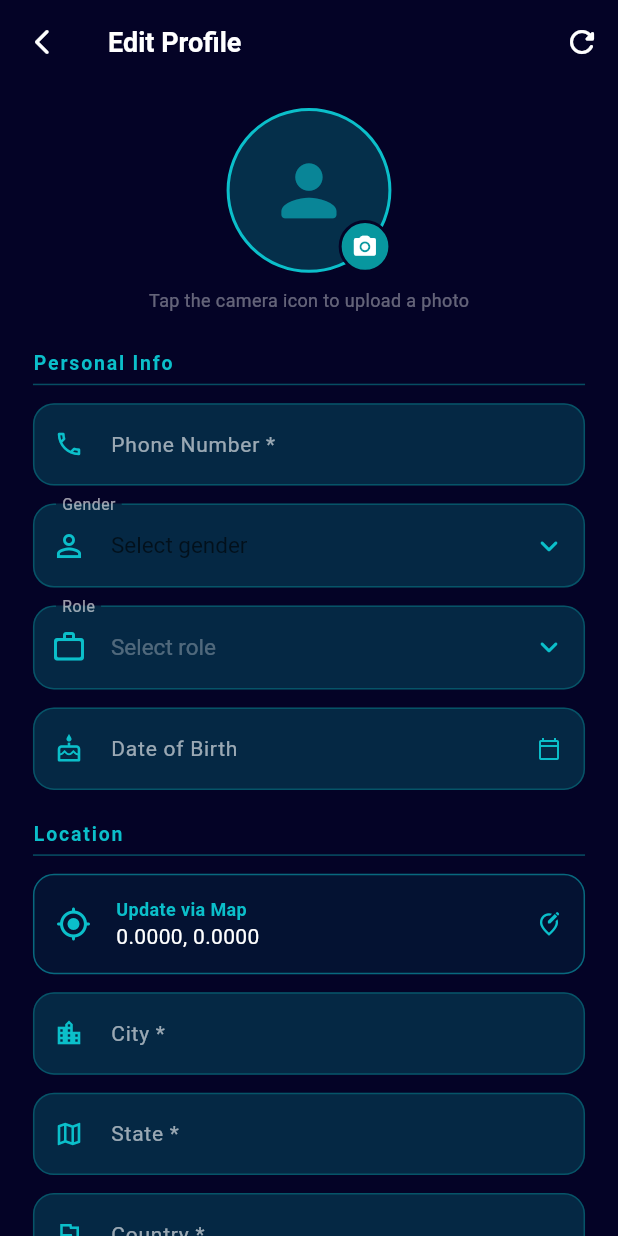
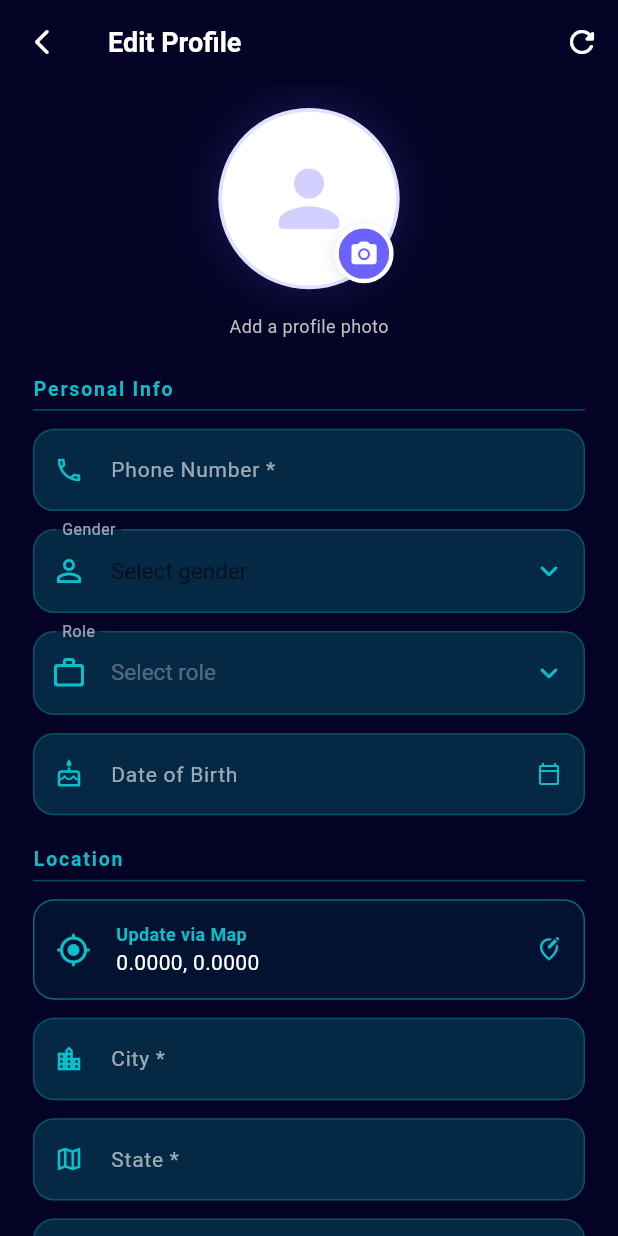
Before and after one commit to NikhilParbat/proco-frontend, a Flutter app: the UpdateProfilePage screen opened directly, on a phone screen of 412 x 824 dp. Run offline on Flutter 3.47's test engine with Material 3 defaults, Android fonts, the phone set to English and light mode, and no system bars; our stand-ins replace cached_network_image, device_info_plus, firebase_auth, firebase_core, firebase_messaging, flutter_card_swiper and 20 more; accounts and stored records are empty; network calls fail.

Commit message:
feat: fixed cropper ui

```diff
--- a/lib/controllers/image_provider.dart
+++ b/lib/controllers/image_provider.dart
@@ -12,12 +12,14 @@ class ImageNotifier extends ChangeNotifier {
   bool isLoading = false;
   String? errorMessage;
 
+  // Modern Purple Theme Colors (to be used in UI)
+  static const Color primaryPurple = Color(0xFF6C63FF); // Modern vibrant purple
+  static const Color lightPurple = Color(0xFFF3F2FF);
+
   Future<bool> _requestPermission(ImageSource source) async {
     final permission = source == ImageSource.camera
         ? Permission.camera
-        : (Platform.isAndroid
-            ? Permission.photos
-            : Permission.photos);
+        : (Platform.isAndroid ? Permission.photos : Permission.photos);
 
     final status = await permission.request();
     if (status.isGranted || status.isLimited) return true;
@@ -43,10 +45,9 @@ class ImageNotifier extends ChangeNotifier {
         return;
       }
 
-      // Reject files larger than 2 MB
       final fileSize = await pickedFile.length();
       if (fileSize > 2 * 1024 * 1024) {
-        _setError('Image must be under 2 MB. Please choose a smaller photo.');
+        _setError('Photo is a bit too large (limit 2MB).');
         _setLoading(false);
         return;
       }
@@ -59,10 +60,9 @@ class ImageNotifier extends ChangeNotifier {
       }
 
       selectedImage = File(croppedFile.path);
-
       notifyListeners();
     } catch (e) {
-      _setError('Something went wrong: ${e.toString()}');
+      _setError('Something went wrong. Try again!');
     } finally {
       _setLoading(false);
     }
@@ -74,24 +74,29 @@ class ImageNotifier extends ChangeNotifier {
         sourcePath: imageFile.path,
         maxHeight: 800,
         maxWidth: 600,
-        compressQuality: 70,
+        compressQuality: 85,
         uiSettings: [
           AndroidUiSettings(
-            toolbarTitle: 'Crop Image',
-            toolbarColor: kLightBlue,
-            toolbarWidgetColor: kLight,
+            toolbarTitle: 'Adjust your photo',
+            toolbarColor: Colors.white,
+            toolbarWidgetColor: primaryPurple, // Purple text/icons on white bar
+            activeControlsWidgetColor: primaryPurple,
+            statusBarColor: Colors.white,
+            backgroundColor: Colors.white,
             initAspectRatio: CropAspectRatioPreset.ratio5x4,
             lockAspectRatio: true,
           ),
-          IOSUiSettings(title: 'Crop Image', aspectRatioLockEnabled: true),
+          IOSUiSettings(
+            title: 'Adjust your photo',
+            aspectRatioLockEnabled: true,
+          ),
         ],
       );
 
       if (cropped == null) return null;
-
       return XFile(cropped.path);
     } catch (e) {
-      _setError('Cropping failed: ${e.toString()}');
+      _setError('Cropping failed. Please try again.');
       return null;
     }
   }
@@ -102,7 +107,6 @@ class ImageNotifier extends ChangeNotifier {
   }
 
   bool get hasImage => selectedImage != null;
-
   File? get imageFile => selectedImage;
 
   void _setLoading(bool value) {
--- a/lib/services/config.dart
+++ b/lib/services/config.dart
@@ -4,7 +4,7 @@ class Config {
   // ─── Environment toggle ───────────────────────────────────────────────────
   // Set _isProd = false when running on an emulator (local Node server).
   // Set _isProd = true  when building an APK / release build (Render.com).
-  static const bool _isProd = false;
+  static const bool _isProd = true;
 
   // ─── API hosts (no scheme, no trailing slash) ─────────────────────────────
 
--- a/lib/views/ui/auth/profile_update.dart
+++ b/lib/views/ui/auth/profile_update.dart
@@ -517,64 +517,101 @@ class _UpdateProfilePageState extends State<UpdateProfilePage> {
   Widget _buildImagePicker() {
     return Consumer<ImageNotifier>(
       builder: (context, imageNotifier, _) {
+        // Internal palette for the UI
+        const Color pPurple = Color(0xFF6C63FF);
+        const Color pWhite = Colors.white;
+
         return Column(
           children: [
-            // ── Avatar ──────────────────────────────────────────────────
             Center(
               child: Stack(
+                alignment: Alignment.center,
                 children: [
-                  // Profile picture circle
-                  Container(
-                    width: 100.w,
-                    height: 100.w,
+                  // Inner Circle - Animated for smooth changes
+                  AnimatedContainer(
+                    duration: const Duration(milliseconds: 400),
+                    curve: Curves.easeInOut,
+                    width: 110.w,
+                    height: 110.w,
                     decoration: BoxDecoration(
                       shape: BoxShape.circle,
-                      color: _card.withValues(alpha: 0.3),
-                      border: Border.all(color: _accent, width: 2),
-                      image: imageNotifier.selectedImage != null
-                          ? DecorationImage(
-                              image: FileImage(imageNotifier.selectedImage!),
+                      color: pWhite,
+                      boxShadow: [
+                        BoxShadow(
+                          color: pPurple.withOpacity(0.15),
+                          blurRadius: 20,
+                          spreadRadius: 5,
+                        ),
+                      ],
+                      border: Border.all(
+                        color: imageNotifier.hasImage
+                            ? pPurple
+                            : pPurple.withOpacity(0.2),
+                        width: 2.5,
+                      ),
+                    ),
+                    child: ClipOval(
+                      child: AnimatedSwitcher(
+                        duration: const Duration(milliseconds: 300),
+                        child: imageNotifier.selectedImage != null
+                            ? Image.file(
+                                imageNotifier.selectedImage!,
+                                key: ValueKey(
+                                  imageNotifier.selectedImage!.path,
+                                ),
+                                width: 110.w,
+                                height: 110.w,
                                 fit: BoxFit.cover,
                               )
-                          : null,
+                            : Icon(
+                                Icons.person_rounded,
+                                key: const ValueKey('placeholder'),
+                                size: 55.w,
+                                color: pPurple.withOpacity(0.3),
                               ),
-                    child: imageNotifier.selectedImage == null
-                        ? Icon(
-                            Icons.person_rounded,
-                            size: 50.w,
-                            color: _accent.withValues(alpha: 0.6),
-                          )
-                        : null,
+                      ),
+                    ),
                   ),
 
-                  // Edit button
+                  // Interactive Edit Button
                   Positioned(
-                    bottom: 0,
-                    right: 0,
+                    bottom: 4,
+                    right: 4,
                     child: GestureDetector(
                       onTap: imageNotifier.isLoading
                           ? null
                           : () => _showImageSourceSheet(imageNotifier),
-                      child: Container(
-                        width: 32.w,
-                        height: 32.w,
+                      child: AnimatedContainer(
+                        duration: const Duration(milliseconds: 200),
+                        width: 36.w,
+                        height: 36.w,
                         decoration: BoxDecoration(
-                          color: _card,
+                          color: pPurple,
                           shape: BoxShape.circle,
-                          border: Border.all(color: _bg, width: 2),
+                          border: Border.all(color: pWhite, width: 3),
+                          boxShadow: [
+                            BoxShadow(
+                              color: Colors.black.withOpacity(0.1),
+                              blurRadius: 8,
+                              offset: const Offset(0, 2),
                             ),
+                          ],
+                        ),
+                        child: Center(
                           child: imageNotifier.isLoading
-                            ? const Padding(
-                                padding: EdgeInsets.all(6),
-                                child: CircularProgressIndicator(
+                              ? SizedBox(
+                                  width: 18.w,
+                                  height: 18.w,
+                                  child: const CircularProgressIndicator(
                                     strokeWidth: 2,
-                                  color: _white,
+                                    color: pWhite,
                                   ),
                                 )
                               : Icon(
                                   Icons.camera_alt_rounded,
-                                size: 16.w,
-                                color: _white,
+                                  size: 18.w,
+                                  color: pWhite,
+                                ),
                         ),
                       ),
                     ),
@@ -583,36 +620,36 @@ class _UpdateProfilePageState extends State<UpdateProfilePage> {
               ),
             ),
 
-            // ── Status text below avatar ─────────────────────────────────
-            SizedBox(height: 10.h),
-            Center(
-              child: imageNotifier.isLoading
+            SizedBox(height: 16.h),
+
+            // Dynamic Status Message
+            AnimatedOpacity(
+              opacity: 1.0,
+              duration: const Duration(milliseconds: 500),
+              child: imageNotifier.errorMessage != null
                   ? Text(
-                      'Uploading...',
-                      style: TextStyle(color: _accent, fontSize: 12.sp),
+                      imageNotifier.errorMessage!,
+                      style: TextStyle(
+                        color: Colors.redAccent,
+                        fontSize: 12.sp,
+                        fontWeight: FontWeight.w500,
+                      ),
                     )
-                  : imageNotifier.selectedImage != null
-                  ? Row(
-                      mainAxisAlignment: MainAxisAlignment.center,
-                      children: [
-                        Icon(
-                          Icons.check_circle_rounded,
-                          color: Colors.green,
-                          size: 14.w,
+                  : imageNotifier.hasImage
+                  ? Text(
+                      "Looking good!",
+                      style: TextStyle(
+                        color: pPurple,
+                        fontSize: 13.sp,
+                        fontWeight: FontWeight.w600,
                       ),
-                        SizedBox(width: 4.w),
-                        Text(
-                          'Image uploaded',
+                    )
+                  : Text(
+                      "Add a profile photo",
                       style: TextStyle(
-                            color: Colors.green,
+                        color: Colors.grey[400],
                         fontSize: 12.sp,
                       ),
-                        ),
-                      ],
-                    )
-                  : Text(
-                      'Tap the camera icon to upload a photo',
-                      style: TextStyle(color: Colors.white38, fontSize: 12.sp),
                     ),
             ),
           ],
@@ -620,7 +657,6 @@ class _UpdateProfilePageState extends State<UpdateProfilePage> {
       },
     );
   }
-
   // ─── Reusable widgets ─────────────────────────────────────────────────────
 
   Widget _sectionLabel(String text) {
@@ -765,10 +801,12 @@ class _UpdateProfilePageState extends State<UpdateProfilePage> {
       style: const TextStyle(color: Colors.white, fontSize: 15),
       borderRadius: BorderRadius.circular(14),
       items: _userTypeOptions
-          .map((t) => DropdownMenuItem(
+          .map(
+            (t) => DropdownMenuItem(
               value: t,
               child: Text(t, style: const TextStyle(color: Colors.white)),
-              ))
+            ),
+          )
           .toList(),
       onChanged: (val) => setState(() => _selectedUserType = val),
     );
@@ -813,14 +851,22 @@ class _UpdateProfilePageState extends State<UpdateProfilePage> {
             hintText: 'YYYY-MM-DD',
             labelStyle: const TextStyle(color: Colors.white60, fontSize: 14),
             hintStyle: const TextStyle(color: Colors.white30, fontSize: 13),
-            prefixIcon:
-                const Icon(Icons.cake_outlined, color: _accent, size: 20),
-            suffixIcon: const Icon(Icons.calendar_today_outlined,
-                color: _accent, size: 16),
+            prefixIcon: const Icon(
+              Icons.cake_outlined,
+              color: _accent,
+              size: 20,
+            ),
+            suffixIcon: const Icon(
+              Icons.calendar_today_outlined,
+              color: _accent,
+              size: 16,
+            ),
             filled: true,
             fillColor: _card.withValues(alpha: 0.25),
-            contentPadding:
-                EdgeInsets.symmetric(horizontal: 16.w, vertical: 16.h),
+            contentPadding: EdgeInsets.symmetric(
+              horizontal: 16.w,
+              vertical: 16.h,
+            ),
             border: OutlineInputBorder(
               borderRadius: BorderRadius.circular(14),
               borderSide: BorderSide(color: _card.withValues(alpha: 0.4)),
@@ -1034,11 +1080,14 @@ class _UpdateProfilePageState extends State<UpdateProfilePage> {
           children: [
             Icon(icon, color: _accent, size: 22),
             SizedBox(width: 14.w),
-            Text(label,
+            Text(
+              label,
               style: TextStyle(
                 color: _white,
                 fontSize: 14.sp,
-                    fontWeight: FontWeight.w500)),
+                fontWeight: FontWeight.w500,
+              ),
+            ),
           ],
         ),
       ),
--- a/lib/views/ui/help/help_page.dart
+++ b/lib/views/ui/help/help_page.dart
@@ -26,7 +26,7 @@ class _HelpSupportPageState extends State<HelpSupportPage>
   int? _expandedIndex;
   bool _isSending = false;
 
-  static const String _supportEmail = 'support@proco.app';
+  static const String _supportEmail = 'proco.dev01@gmail.com';
 
   final List<_FaqItem> _faqs = const [
     _FaqItem(
```
Also changed, not shown: 3 other files. Lines whose indentation alone changed are shown as unchanged.
